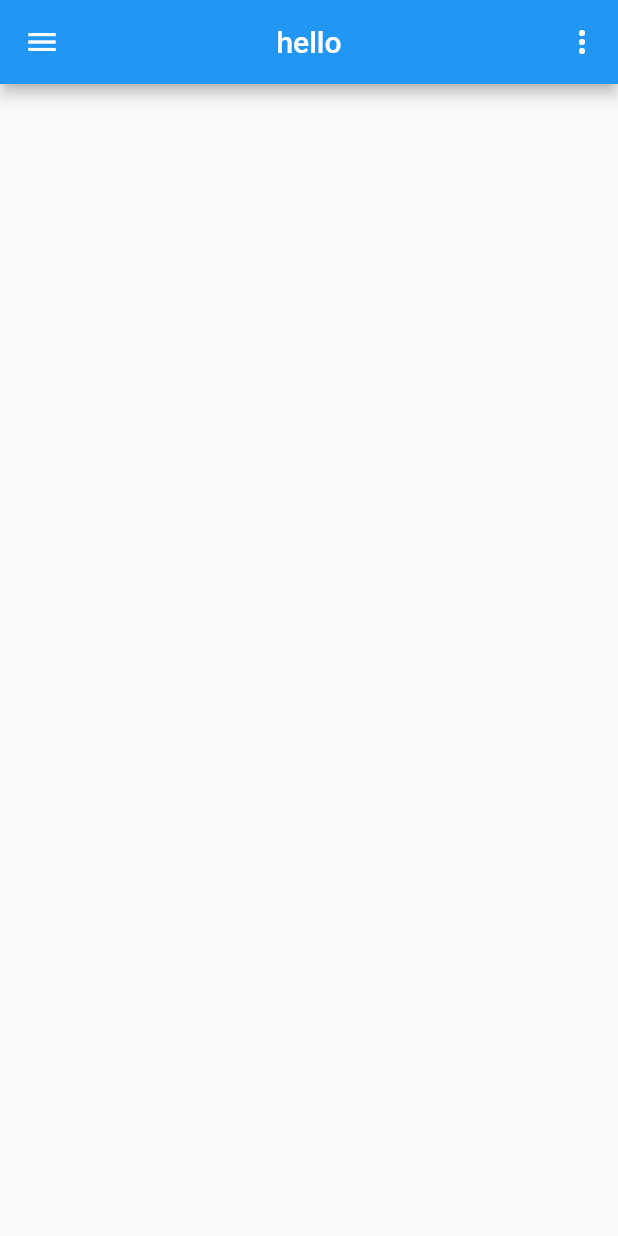
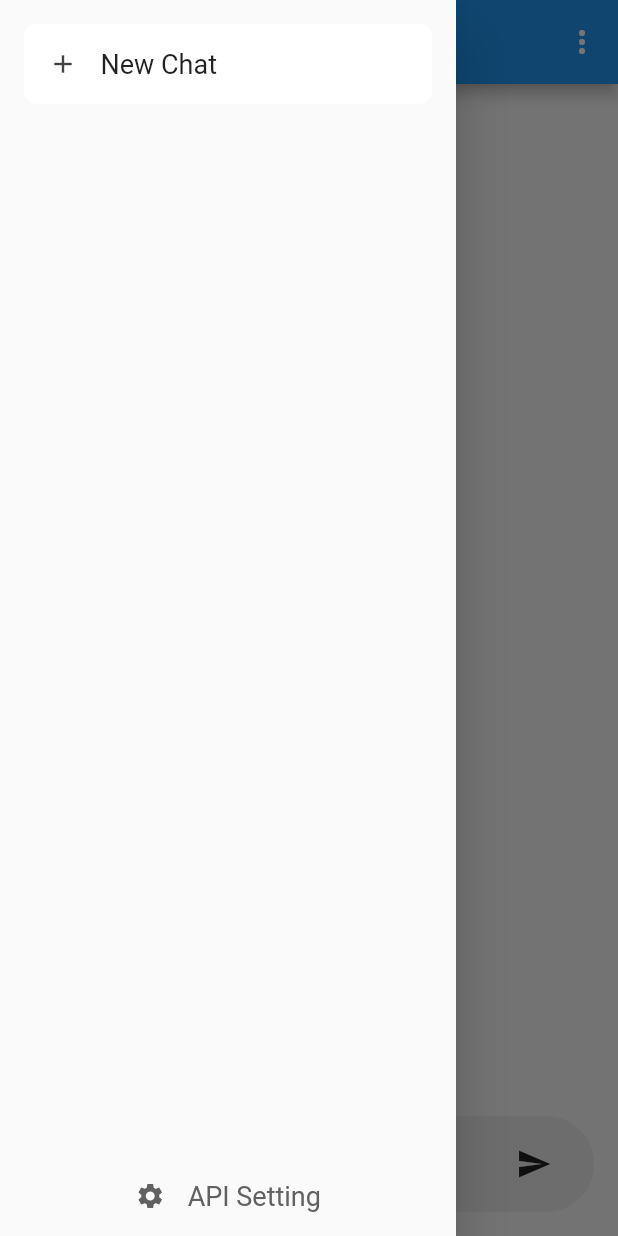
Before and after one commit to TruongAnim/simple_chatgpt, a Flutter app: the screen it shows after launch, with the side drawer open (before the commit the screen has no drawer), on a phone screen of 412 x 824 dp. Run offline on Flutter 3.47's test engine with Material 2 defaults, Android fonts, the phone set to English and light mode, and no system bars; our stand-ins replace bloc; Roboto replaces fonts that are missing (din-regular).

Commit message:
add chat ui

```diff
--- a/lib/chat_page/chat_page.dart
+++ b/lib/chat_page/chat_page.dart
@@ -1,2 +1,2 @@
 export 'view/chat_page.dart';
-export 'widgets/chat_page_app_bar.dart';
+export 'widgets/widgets.dart';
--- a/lib/chat_page/view/chat_page.dart
+++ b/lib/chat_page/view/chat_page.dart
@@ -15,8 +15,11 @@ class ChatView extends StatelessWidget {
 
   @override
   Widget build(BuildContext context) {
-    return const Scaffold(
+    return Scaffold(
       appBar: ChatPageAppBar(),
+      drawer: ChatPageDrawer(),
+      body: Column(
+          children: [Expanded(child: ConversationListView()), MessageEditor()]),
     );
   }
 }
--- a/lib/chat_page/widgets/chat_page_app_bar.dart
+++ b/lib/chat_page/widgets/chat_page_app_bar.dart
@@ -1,4 +1,6 @@
 import 'package:flutter/material.dart';
+
+import 'widgets.dart';
 
 class ChatPageAppBar extends StatelessWidget with PreferredSizeWidget {
   const ChatPageAppBar({super.key});
@@ -13,7 +15,7 @@ class ChatPageAppBar extends StatelessWidget with PreferredSizeWidget {
             Scaffold.of(context).openDrawer();
           },
           icon: Icon(Icons.menu)),
-      actions: [IconButton(onPressed: () {}, icon: Icon(Icons.more_vert))],
+      actions: [CustomPopupMenu()],
     );
   }
 
--- /dev/null
+++ b/lib/chat_page/widgets/chat_page_drawer.dart
@@ -0,0 +1,180 @@
+import 'package:flutter/material.dart';
+
+class ChatPageDrawer extends StatelessWidget {
+  ChatPageDrawer({super.key});
+  List<String> conversations = List.empty();
+  @override
+  Widget build(BuildContext context) {
+    return Drawer(
+      child: SafeArea(
+        child: Column(
+          children: [
+            Container(
+              margin: const EdgeInsets.all(16.0),
+              child: GestureDetector(
+                onTap: () {
+                  Navigator.pop(context);
+                },
+                child: Container(
+                  padding: const EdgeInsets.all(16.0),
+                  decoration: BoxDecoration(
+                    color: Colors.white,
+                    // border: Border.all(color: Color(Colors.grey[300]?.value ?? 0)),
+                    borderRadius: BorderRadius.circular(8.0),
+                  ),
+                  child: Row(
+                    // left align
+                    mainAxisAlignment: MainAxisAlignment.start,
+                    children: [
+                      Icon(Icons.add, color: Colors.grey[800], size: 20.0),
+                      const SizedBox(width: 15.0),
+                      const Text(
+                        'New Chat',
+                        style: TextStyle(
+                          fontSize: 18.0,
+                          fontFamily: 'din-regular',
+                          // fontWeight: FontWeight.bold,
+                        ),
+                      ),
+                    ],
+                  ),
+                ),
+              ),
+            ),
+            Expanded(
+                child: Container(
+              child: ListView.builder(
+                itemCount: conversations.length,
+                itemBuilder: (BuildContext context, int index) {
+                  return Text('hello');
+                  // Conversation conversation =
+                  //     conversationProvider.conversations[index];
+                  // return Dismissible(
+                  //   key: UniqueKey(),
+                  //   child: GestureDetector(
+                  //     onTap: () {
+                  //       conversationProvider.currentConversationIndex = index;
+                  //       Navigator.pop(context);
+                  //     },
+                  //     child: Container(
+                  //       padding: const EdgeInsets.all(10.0),
+                  //       margin: const EdgeInsets.symmetric(
+                  //           horizontal: 20.0, vertical: 4.0),
+                  //       decoration: BoxDecoration(
+                  //         color:
+                  //             conversationProvider.currentConversationIndex ==
+                  //                     index
+                  //                 ? const Color(0xff55bb8e)
+                  //                 : Colors.white,
+                  //         // border: Border.all(color: Color(Colors.grey[200]?.value ?? 0)),
+                  //         borderRadius: BorderRadius.circular(8.0),
+                  //       ),
+                  //       child: Row(
+                  //         mainAxisAlignment: MainAxisAlignment.start,
+                  //         children: [
+                  //           // coversation icon
+                  //           Icon(
+                  //             Icons.person,
+                  //             color: conversationProvider
+                  //                         .currentConversationIndex ==
+                  //                     index
+                  //                 ? Colors.white
+                  //                 : Colors.grey[700],
+                  //             size: 20.0,
+                  //           ),
+                  //           const SizedBox(width: 15.0),
+                  //           Text(
+                  //             conversation.title,
+                  //             style: TextStyle(
+                  //               // fontWeight: FontWeight.bold,
+                  //               color: conversationProvider
+                  //                           .currentConversationIndex ==
+                  //                       index
+                  //                   ? Colors.white
+                  //                   : Colors.grey[700],
+                  //               fontFamily: 'din-regular',
+                  //             ),
+                  //           ),
+                  //         ],
+                  //       ),
+                  //     ),
+                  //   ),
+                  // );
+                },
+              ),
+            )),
+            // add a setting button at the end of the drawer
+            Container(
+              padding: const EdgeInsets.symmetric(vertical: 16.0),
+              child: GestureDetector(
+                onTap: () {
+                  showApiSettingDialog(context);
+                },
+                child: Row(
+                  mainAxisAlignment: MainAxisAlignment.center,
+                  children: [
+                    Icon(Icons.settings, color: Colors.grey[700], size: 20.0),
+                    const SizedBox(width: 15.0),
+                    Text(
+                      'API Setting',
+                      style: TextStyle(
+                        fontFamily: 'din-regular',
+                        color: Colors.grey[700],
+                        fontSize: 18.0,
+                      ),
+                    ),
+                  ],
+                ),
+              ),
+            ),
+          ],
+        ),
+      ),
+    );
+  }
+}
+
+void showApiSettingDialog(BuildContext context) async {
+  showDialog(
+    context: context,
+    builder: (BuildContext context) {
+      String newName = 'YOUR_API_KEY';
+      return AlertDialog(
+        title: const Text('API Setting'),
+        content: TextField(
+          // display the current name of the conversation
+          decoration: InputDecoration(
+            hintText: 'Enter API Key',
+          ),
+          onChanged: (value) {
+            newName = value;
+          },
+        ),
+        actions: <Widget>[
+          TextButton(
+            child: const Text('Cancel'),
+            onPressed: () {
+              Navigator.pop(context);
+            },
+          ),
+          TextButton(
+            child: const Text(
+              'Save',
+              style: TextStyle(
+                color: Color(0xff55bb8e),
+              ),
+            ),
+            onPressed: () {
+              if (newName == '') {
+                Navigator.pop(context);
+                return;
+              }
+              // set api
+              Navigator.pop(context);
+            },
+          ),
+        ],
+      );
+    },
+  );
+}
--- /dev/null
+++ b/lib/chat_page/widgets/conversation_list_view.dart
@@ -0,0 +1,78 @@
+import 'package:flutter/material.dart';
+import 'package:chatgpt_repository/chatgpt_repository.dart';
+
+const userId = 'user';
+const senderId = 'system';
+const userAvt = 'assets/avatars/person.png';
+const systemAvt = 'assets/avatars/ChatGPT_logo.png';
+
+class ConversationListView extends StatelessWidget {
+  const ConversationListView({super.key});
+
+  @override
+  Widget build(BuildContext context) {
+    return ListView.builder(
+      // controller: _scrollController,
+      itemCount: 10,
+      itemBuilder: (BuildContext context, int index) {
+        Message message = Message(content: 'hello', senderId: 'system');
+        return Padding(
+          padding: const EdgeInsets.symmetric(vertical: 8.0, horizontal: 16.0),
+          child: Row(
+            crossAxisAlignment: CrossAxisAlignment.start,
+            children: [
+              if (message.senderId != userId)
+                CircleAvatar(
+                  backgroundImage: AssetImage(systemAvt),
+                  radius: 16.0,
+                )
+              else
+                const SizedBox(width: 24.0),
+              const SizedBox(width: 8.0),
+              Expanded(
+                child: Align(
+                  alignment: message.senderId == userId
+                      ? Alignment.centerRight
+                      : Alignment.centerLeft,
+                  child: Container(
+                    padding: const EdgeInsets.symmetric(
+                        vertical: 8.0, horizontal: 16.0),
+                    decoration: BoxDecoration(
+                      color: message.senderId == userId
+                          ? Color(0xff55bb8e)
+                          : Colors.grey[200],
+                      borderRadius: BorderRadius.circular(16.0),
+                      boxShadow: [
+                        BoxShadow(
+                          color: Colors.black.withOpacity(0.05),
+                          blurRadius: 5,
+                          offset: const Offset(0, 2),
+                        ),
+                      ],
+                    ),
+                    child: Text(
+                      message.content,
+                      style: TextStyle(
+                        color: message.senderId == userAvt
+                            ? Colors.white
+                            : Colors.black,
+                      ),
+                    ),
+                  ),
+                ),
+              ),
+              const SizedBox(width: 8.0),
+              if (message.senderId == userId)
+                CircleAvatar(
+                  backgroundImage: AssetImage(userAvt),
+                  radius: 16.0,
+                )
+              else
+                const SizedBox(width: 24.0),
+            ],
+          ),
+        );
+      },
+    );
+  }
+}
--- /dev/null
+++ b/lib/chat_page/widgets/message_editor.dart
@@ -0,0 +1,31 @@
+import 'package:flutter/material.dart';
+
+class MessageEditor extends StatelessWidget {
+  const MessageEditor({super.key});
+
+  @override
+  Widget build(BuildContext context) {
+    return Container(
+      decoration: BoxDecoration(
+        color: Colors.grey[200],
+        borderRadius: BorderRadius.circular(32.0),
+      ),
+      margin: const EdgeInsets.symmetric(vertical: 16.0, horizontal: 16.0),
+      padding: const EdgeInsets.symmetric(vertical: 8.0, horizontal: 16.0),
+      child: Row(
+        children: [
+          Expanded(
+            child: TextField(
+              // controller: _textController,
+              decoration: const InputDecoration.collapsed(
+                  hintText: 'Type your message...'),
+            ),
+          ),
+          IconButton(icon: const Icon(Icons.send), onPressed: () {}
+              // listen to apikey to see if changed
+              ),
+        ],
+      ),
+    );
+  }
+}
--- /dev/null
+++ b/lib/chat_page/widgets/widgets.dart
@@ -0,0 +1,5 @@
+export 'chat_page_app_bar.dart';
+export 'chat_page_drawer.dart';
+export 'custom_popup_menu.dart';
+export 'conversation_list_view.dart';
+export 'message_editor.dart';
```
Also changed, not shown: lib/chat_page/widgets/custom_popup_menu.dart (added, +91 -0 lines), pubspec.yaml (+4 -3 lines), assets/avatars/ChatGPT.svg (added), assets/avatars/ChatGPT_logo.png (added), assets/avatars/person.png (added), pubspec.lock.
